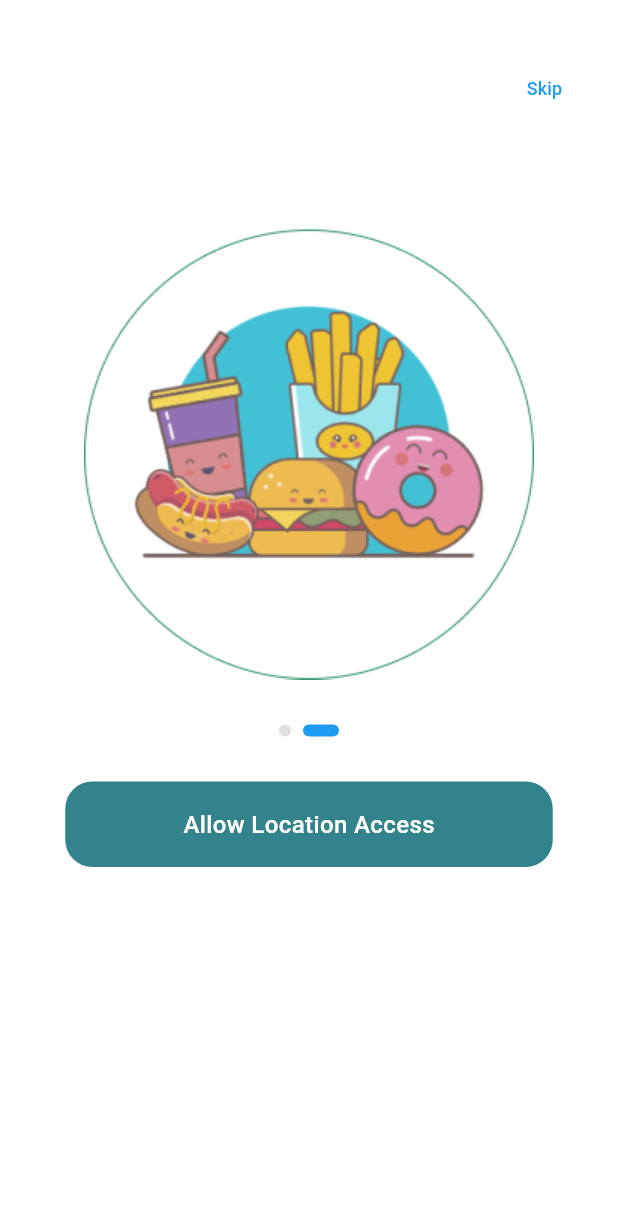
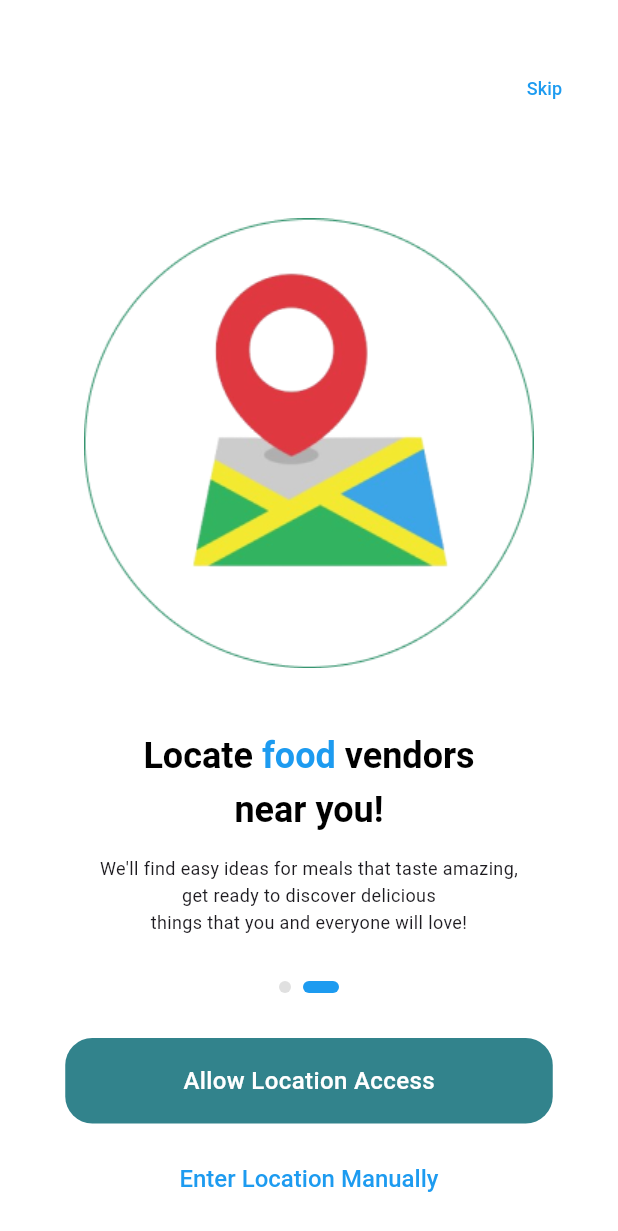
Before and after one commit to yazidtajudeen/Ityaa, a Flutter app: the screen it shows after launch, after a tap on "Skip", on a phone screen of 412 x 824 dp. Shown: the top 1231 px of the screen. Run offline on Flutter 3.47's test engine with Material 3 defaults, Android fonts, the phone set to English and light mode, and no system bars; our stand-ins replace google_fonts, supabase_flutter; accounts and stored records are empty.

```diff
--- a/lib/Presentation/views/Onboardingone.dart
+++ b/lib/Presentation/views/Onboardingone.dart
@@ -43,7 +43,7 @@ class _OnboardingoneState extends State<Onboardingone>
               child: child,
             );
           },
-          transitionDuration: const Duration(milliseconds: 500),
+          transitionDuration: const Duration(milliseconds: 200),
         ),
       );
     });
--- a/lib/Presentation/views/Onboardingtwo.dart
+++ b/lib/Presentation/views/Onboardingtwo.dart
@@ -23,10 +23,11 @@ class _OnboardingtwoState extends State<Onboardingtwo> {
               child: TextButton(
                 onPressed: () {
                   Navigator.pushReplacement(
-                      context,
-                      MaterialPageRoute(
-                        builder: (context) => const SelectLocation(),
-                      ));
+                    context,
+                    MaterialPageRoute(
+                      builder: (context) => const SelectLocation(),
+                    ),
+                  );
                 },
                 child: const Text(
                   "Skip",
@@ -43,8 +44,46 @@ class _OnboardingtwoState extends State<Onboardingtwo> {
               width: 300,
               height: 315,
               child: Image(
-                image: AssetImage('images/onboarding.png'),
+                image: AssetImage('images/locator.png'),
                 fit: BoxFit.contain,
+              ),
+            ),
+            const SizedBox(height: 30),
+            Padding(
+              padding: const EdgeInsets.symmetric(horizontal: 30),
+              child: Column(
+                children: [
+                  RichText(
+                    textAlign: TextAlign.center,
+                    text: TextSpan(
+                      style: const TextStyle(
+                        fontSize: 24,
+                        fontWeight: FontWeight.w600,
+                        height: 1.5, // Ensures proper line spacing
+                        color: Colors.black,
+                      ),
+                      children: [
+                        const TextSpan(text: 'Locate '), // Add a space
+                        TextSpan(
+                          text: 'food ',
+                          style: TextStyle(color: AppColors.brightBlue),
+                        ),
+                        const TextSpan(text: 'vendors'), // Ensure spacing
+                        const TextSpan(text: '\nnear you!'), // Line break
+                      ],
+                    ),
+                  ),
+                  const SizedBox(height: 15),
+                  const Text(
+                    "We'll find easy ideas for meals that taste amazing,\nget ready to discover delicious\nthings that you and everyone will love!",
+                    textAlign: TextAlign.center,
+                    style: TextStyle(
+                      fontSize: 12,
+                      fontWeight: FontWeight.w400,
+                      height: 1.5,
+                    ),
+                  ),
+                ],
               ),
             ),
             const SizedBox(height: 30),
@@ -92,6 +131,26 @@ class _OnboardingtwoState extends State<Onboardingtwo> {
                 ),
               ),
             ),
+            SizedBox(
+              height: 27,
+            ),
+            GestureDetector(
+              onTap: () {
+                Navigator.pushReplacement(
+                    context,
+                    MaterialPageRoute(
+                        builder: (context) => const SelectLocation()));
+              },
+              child: RichText(
+                text: TextSpan(
+                  text: 'Enter Location Manually',
+                  style: TextStyle(
+                      color: AppColors.brightBlue,
+                      fontSize: 16,
+                      fontWeight: FontWeight.w500),
+                ),
+              ),
+            )
           ],
         ),
       ),
--- a/lib/Presentation/views/SelectLocation.dart
+++ b/lib/Presentation/views/SelectLocation.dart
@@ -10,6 +10,13 @@ class SelectLocation extends StatefulWidget {
 class _SelectLocationState extends State<SelectLocation> {
   @override
   Widget build(BuildContext context) {
-    return MaterialApp();
+    return MaterialApp(
+      debugShowCheckedModeBanner: false,
+      home: Scaffold(
+        body: Column(
+          children: [],
+        ),
+      ),
+    );
   }
 }
--- a/lib/Presentation/views/Splash.dart
+++ b/lib/Presentation/views/Splash.dart
@@ -1,7 +1,6 @@
 import 'package:flutter/material.dart';
 import 'package:food/Presentation/views/Onboardingone.dart';
 import 'dart:async';
-import 'package:food/Presentation/views/Started.dart';
 import 'package:food/themes/colors.dart';
 
 class Splash extends StatefulWidget {
--- a/pubspec.yaml
+++ b/pubspec.yaml
@@ -38,6 +38,7 @@ dependencies:
   font_awesome_flutter: ^10.8.0
   google_fonts: ^6.2.1
   app_links: ^3.3.1
+  geolocator: ^13.0.2
 
 dev_dependencies:
   flutter_test:
```
Also changed, not shown: pubspec.lock, 4 other files.
